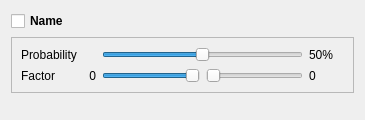
This is src/genelab/core/ui/widgets/experiments/floatmutationcontroller.ui in GeneCraft/GeneCraft-Project as Qt 5 draws it before an edit. The edited form follows.
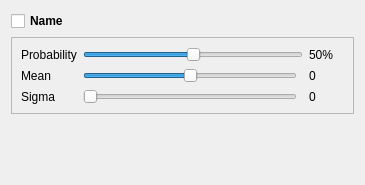
This is the edited form.

Commit message: float mutation -> gaussian distribution. Bugfix for entity.bodyHeight.value

What changed in the file:
```diff
--- a/src/genelab/core/ui/widgets/experiments/floatmutationcontroller.ui
+++ b/src/genelab/core/ui/widgets/experiments/floatmutationcontroller.ui
@@ -7,7 +7,7 @@
     <x>0</x>
     <y>0</y>
     <width>365</width>
-    <height>120</height>
+    <height>185</height>
    </rect>
   </property>
   <property name="windowTitle">
@@ -92,23 +92,7 @@
       <item row="1" column="0">
        <widget class="QLabel" name="label_12">
         <property name="text">
-         <string>Factor</string>
-        </property>
-       </widget>
-      </item>
-      <item row="1" column="1">
-       <widget class="QLabel" name="lMinFactor">
-        <property name="minimumSize">
-         <size>
-          <width>35</width>
-          <height>0</height>
-         </size>
-        </property>
-        <property name="text">
-         <string>0</string>
-        </property>
-        <property name="alignment">
-         <set>Qt::AlignRight|Qt::AlignTrailing|Qt::AlignVCenter</set>
+         <string>Mean</string>
         </property>
        </widget>
       </item>
@@ -118,6 +102,12 @@
          <number>-100</number>
         </property>
         <property name="maximum">
+         <number>100</number>
+        </property>
+        <property name="value">
+         <number>0</number>
+        </property>
+        <property name="sliderPosition">
          <number>0</number>
         </property>
         <property name="orientation">
@@ -125,8 +115,8 @@
         </property>
        </widget>
       </item>
-      <item row="1" column="3">
-       <widget class="QSlider" name="sMaxFactor">
+      <item row="2" column="2">
+       <widget class="QSlider" name="sSigma">
         <property name="minimum">
          <number>0</number>
         </property>
@@ -138,6 +128,13 @@
         </property>
        </widget>
       </item>
+      <item row="2" column="0">
+       <widget class="QLabel" name="label_2">
+        <property name="text">
+         <string>Sigma</string>
+        </property>
+       </widget>
+      </item>
       <item row="1" column="4">
        <widget class="QLabel" name="lMaxFactor">
         <property name="minimumSize">
@@ -148,6 +145,25 @@
         </property>
         <property name="text">
          <string>0</string>
+        </property>
+        <property name="alignment">
+         <set>Qt::AlignLeading|Qt::AlignLeft|Qt::AlignVCenter</set>
+        </property>
+       </widget>
+      </item>
+      <item row="2" column="4">
+       <widget class="QLabel" name="lSigma">
+        <property name="minimumSize">
+         <size>
+          <width>35</width>
+          <height>0</height>
+         </size>
+        </property>
+        <property name="text">
+         <string>0</string>
+        </property>
+        <property name="alignment">
+         <set>Qt::AlignLeading|Qt::AlignLeft|Qt::AlignVCenter</set>
         </property>
        </widget>
       </item>
```
Left out of the diff: 4 changed lines with no effect on the pictures. The commit also changes 21 other files.
